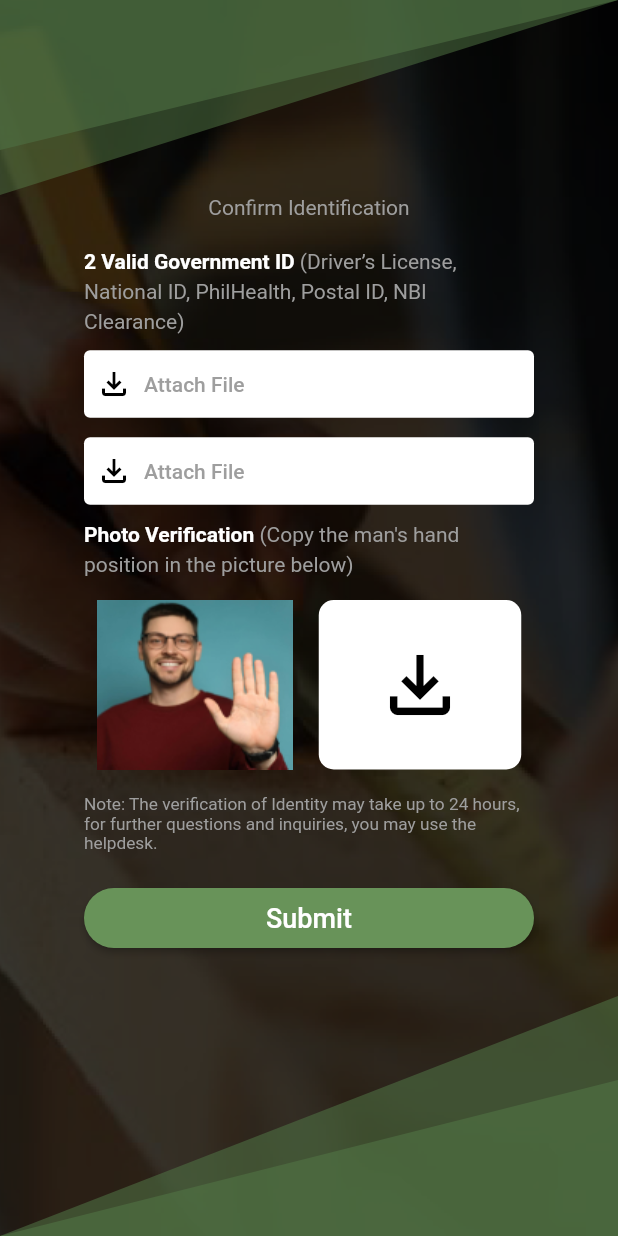
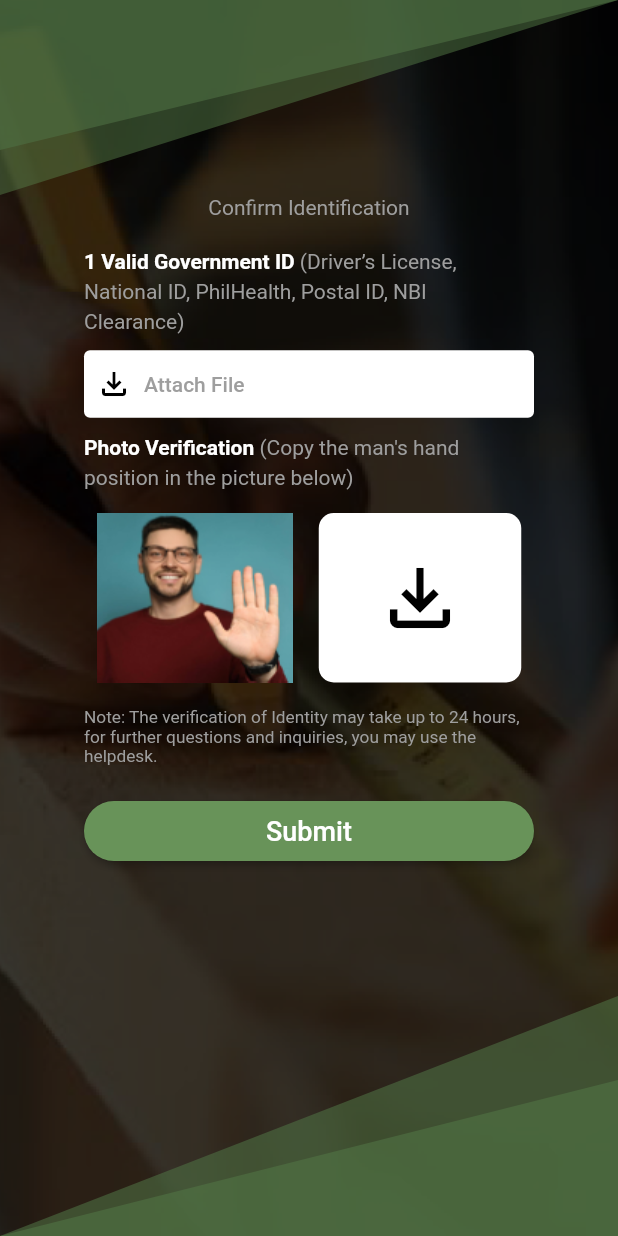
Before and after one commit to zhrssh/unicon-app, a Flutter app: the IndividualConfirmFill screen opened directly, after a tap on "Submit", on a phone screen of 412 x 824 dp. Run offline on Flutter 3.47's test engine with Material 2 defaults, Android fonts, the light colour scheme and no system bars; our stand-ins replace flutter_dotenv, image_picker, permission_handler.

Commit message:
Completed upload for indiv provider

```diff
--- a/unicon/lib/views/dashboard.dart
+++ b/unicon/lib/views/dashboard.dart
@@ -3,7 +3,7 @@ import 'package:untitled/constants/navigation_routes.dart';
 import 'package:untitled/constants/published_projects.dart';
 import 'package:untitled/views/worker_model.dart';
 import '../constants/navigation_drawer.dart';
-import '/constants/projects_data.dart';
+// import '/constants/projects_data.dart';
 // import 'package:untitled/views/calendar.dart';
 // import 'package:untitled/views/location.dart';
 // import 'package:untitled/views/profile.dart';
--- a/unicon/lib/views/provider/individual/individual_confirmfill.dart
+++ b/unicon/lib/views/provider/individual/individual_confirmfill.dart
@@ -30,7 +30,7 @@ class IndividualConfirmFill extends StatefulWidget {
 
 class _IndividualConfirmFillState extends State<IndividualConfirmFill> {
   bool termsAndConditions = false;
-  File? id_1, id_2, photoVerification;
+  File? id_1, photoVerification;
 
   // For uploading an image
   // Function for getting image from gallery
@@ -96,15 +96,14 @@ class _IndividualConfirmFillState extends State<IndividualConfirmFill> {
       // Upload images to the server
       // Upload files first to the server
       http.StreamedResponse? streamedResponse;
-      final List<File?> ids = [id_1, id_2];
-      streamedResponse = await uploadImageMultiple(
+      streamedResponse = await uploadImage(
         widget.data["accessToken"],
-        ids,
-        "provider/register/individual/ids",
-        "ids",
+        id_1,
+        "provider/register/individual/id",
+        "id",
       );
 
-      if (streamedResponse!.statusCode != 200) {
+      if (streamedResponse.statusCode != 200) {
         // Show error
         // <---HERE--->
         if (kDebugMode) {
@@ -244,7 +243,7 @@ class _IndividualConfirmFillState extends State<IndividualConfirmFill> {
                       Row(
                         children: const [
                           Text(
-                            "2 Valid Government ID",
+                            "1 Valid Government ID",
                             style: TextStyle(
                                 color: Colors.white,
                                 fontWeight: FontWeight.bold),
@@ -303,34 +302,6 @@ class _IndividualConfirmFillState extends State<IndividualConfirmFill> {
                           fixedSize: const Size(300, 45),
                           alignment: Alignment.centerLeft),
                     ),
-                    const Padding(
-                        padding:
-                            EdgeInsets.symmetric(vertical: 5, horizontal: 0)),
-                    TextButton.icon(
-                      onPressed: () async {
-                        final file = await getImage();
-                        if (file == null) return;
-
-                        setState(() {
-                          id_2 = file;
-                          if (kDebugMode) {
-                            print("Attachment 2: $id_2");
-                          }
-                        });
-                      },
-                      icon: const Icon(
-                        Icons.file_download_outlined,
-                        color: Colors.black,
-                      ),
-                      label: Text(
-                        id_2 == null ? "Attach File" : "Ready to upload!",
-                        style: const TextStyle(color: Colors.grey),
-                      ),
-                      style: TextButton.styleFrom(
-                          backgroundColor: Colors.white,
-                          fixedSize: const Size(300, 45),
-                          alignment: Alignment.centerLeft),
-                    )
                   ],
                 ),
                 const Padding(
--- a/unicon/lib/views/verify.dart
+++ b/unicon/lib/views/verify.dart
@@ -58,6 +58,7 @@ class _VerifyPageState extends State<VerifyPage> {
   @override
   Widget build(BuildContext context) {
     return Scaffold(
+      resizeToAvoidBottomInset: false,
       body: Center(
         child: Container(
           decoration: const BoxDecoration(
--- a/unicon/pubspec.yaml
+++ b/unicon/pubspec.yaml
@@ -45,6 +45,7 @@ dependencies:
   path: ^1.8.2
   flutter_dotenv: ^5.0.2
   permission_handler: ^10.2.0
+  http_parser: ^4.0.2
 
 dev_dependencies:
   flutter_test:
```
Also changed, not shown: unicon/lib/services/upload.dart (+26 -7 lines), unicon/lib/views/provider/individual/individual_fillup.dart (+8 -6 lines).
